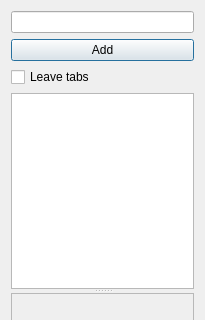
This is sessions.ui in novikovag/CLIPSEditor as Qt 5 draws it before an edit; both pictures show x 0 to 205 and y 0 to 320 of the 205 by 500 pixel window. The edited form follows.
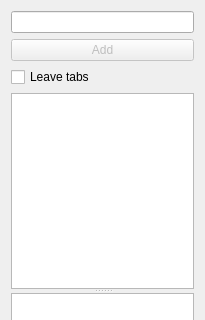
This is the edited form.

The edit to the form file:
```diff
--- a/sessions.ui
+++ b/sessions.ui
@@ -18,11 +18,17 @@
      </item>
      <item>
       <widget class="QPushButton" name="btnAdd">
+       <property name="enabled">
+        <bool>false</bool>
+       </property>
        <property name="text">
         <string>Add</string>
        </property>
+       <property name="autoDefault">
+        <bool>false</bool>
+       </property>
        <property name="default">
-        <bool>true</bool>
+        <bool>false</bool>
        </property>
       </widget>
      </item>
@@ -69,7 +75,7 @@
        </widget>
        <widget class="QPlainTextEdit" name="tedSession">
         <property name="enabled">
-         <bool>false</bool>
+         <bool>true</bool>
         </property>
         <property name="acceptDrops">
          <bool>false</bool>
```
